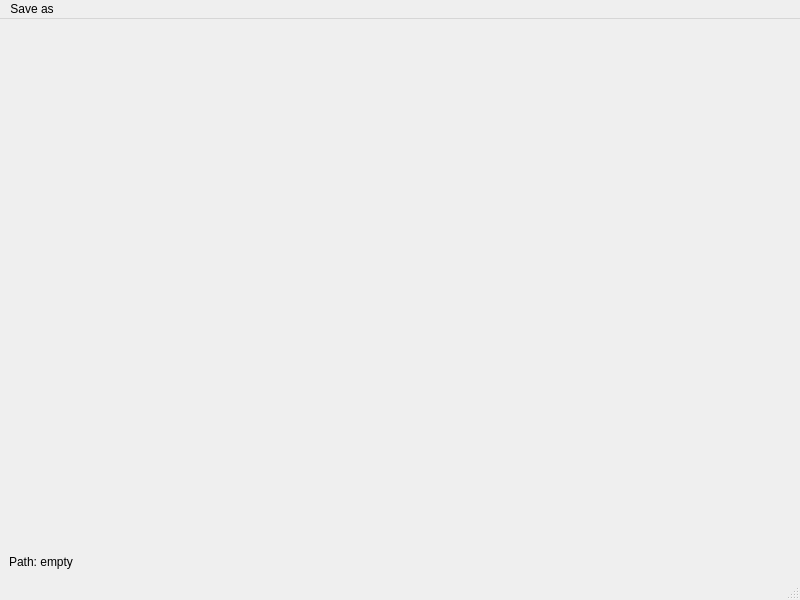
Qt form previewdialog.ui (huellif/svgb2svg) before a commit.
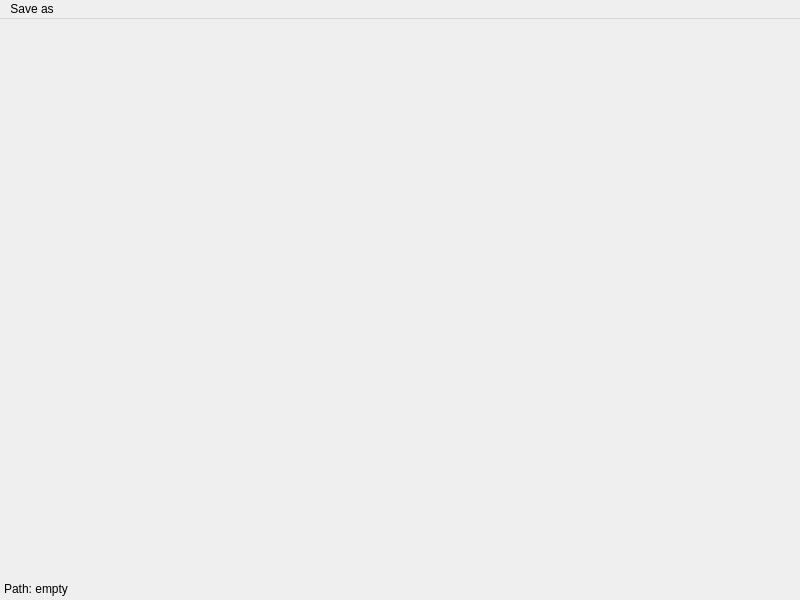
The same form after that commit.

Diff of the .ui file:
```diff
--- a/previewdialog.ui
+++ b/previewdialog.ui
@@ -21,6 +21,15 @@
     <enum>Qt::NoContextMenu</enum>
    </property>
    <layout class="QGridLayout" name="gridLayout">
+    <property name="horizontalSpacing">
+     <number>4</number>
+    </property>
+    <property name="verticalSpacing">
+     <number>3</number>
+    </property>
+    <property name="margin">
+     <number>4</number>
+    </property>
     <item row="0" column="0" rowspan="2" colspan="3">
      <widget class="QLabel" name="label_2">
       <property name="sizePolicy">
@@ -86,11 +95,6 @@
    </widget>
    <addaction name="menuSet_path"/>
   </widget>
-  <widget class="QStatusBar" name="statusbar">
-   <property name="contextMenuPolicy">
-    <enum>Qt::NoContextMenu</enum>
-   </property>
-  </widget>
   <action name="png">
    <property name="text">
     <string>to .png</string>
```
Left out of the diff: 2 changed lines with no effect on the pictures.
